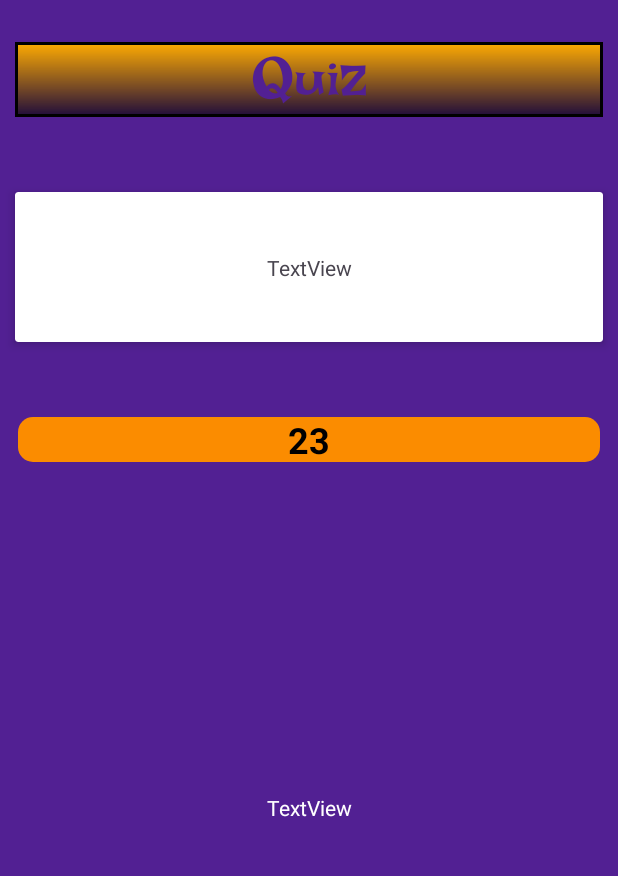
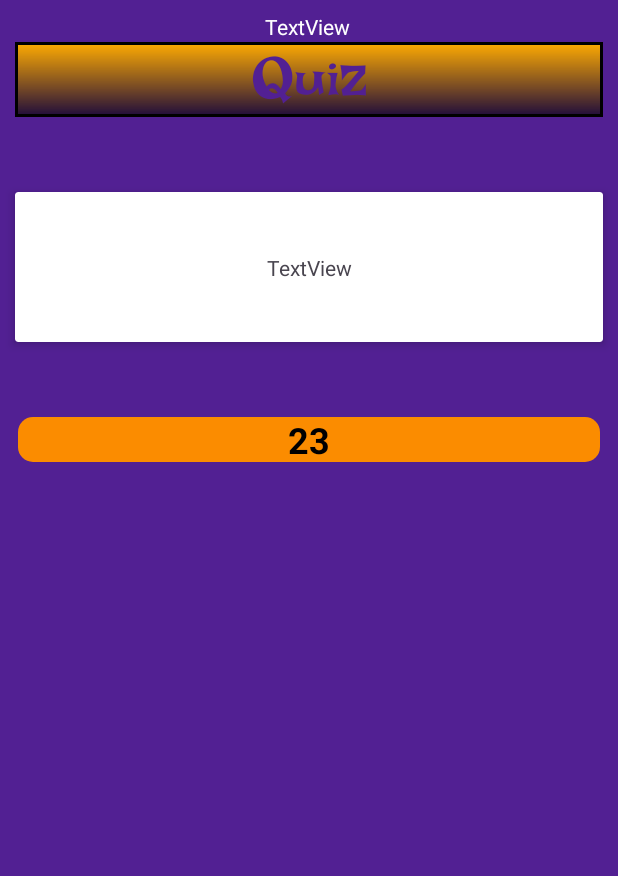
Before and after one commit to Aliiiiii87/MindMaster, an Android app: the fragment QuizFragment placed in its activity, on a phone screen of 412 x 824 dp, the part 84-960 px from its top. Run offline under Robolectric (Android 15) with nearby library versions, the phone set to English and light mode, and no system bars; our stand-ins replace Room's generated code, navigation-ui; 3 statements that could not run were skipped.

Commit message:
Jetzt beim QuizFragment

```diff
--- a/app/src/main/java/com/example/mindmaster/ui/QuizFragment.kt
+++ b/app/src/main/java/com/example/mindmaster/ui/QuizFragment.kt
@@ -38,12 +38,10 @@ class QuizFragment : Fragment() {
         val category = requireArguments().getString("category")
         viewModel.getQuestionsByCategory(category.toString())
 
+        Log.e("Question", "$category")
 
 
 
-
-
-        Log.e("Question", "$category")
 
 
         val progressBarHeight =
--- a/app/src/main/res/layout/fragment_quiz.xml
+++ b/app/src/main/res/layout/fragment_quiz.xml
@@ -89,9 +89,9 @@
         android:layout_height="wrap_content"
         android:text="TextView"
         android:textColor="@color/white"
-        app:layout_constraintBottom_toBottomOf="parent"
         app:layout_constraintEnd_toEndOf="parent"
+        app:layout_constraintHorizontal_bias="0.498"
         app:layout_constraintStart_toStartOf="parent"
-        app:layout_constraintTop_toBottomOf="@+id/progressBar" />
+        tools:layout_editor_absoluteY="450dp" />
 
 </androidx.constraintlayout.widget.ConstraintLayout>
```
